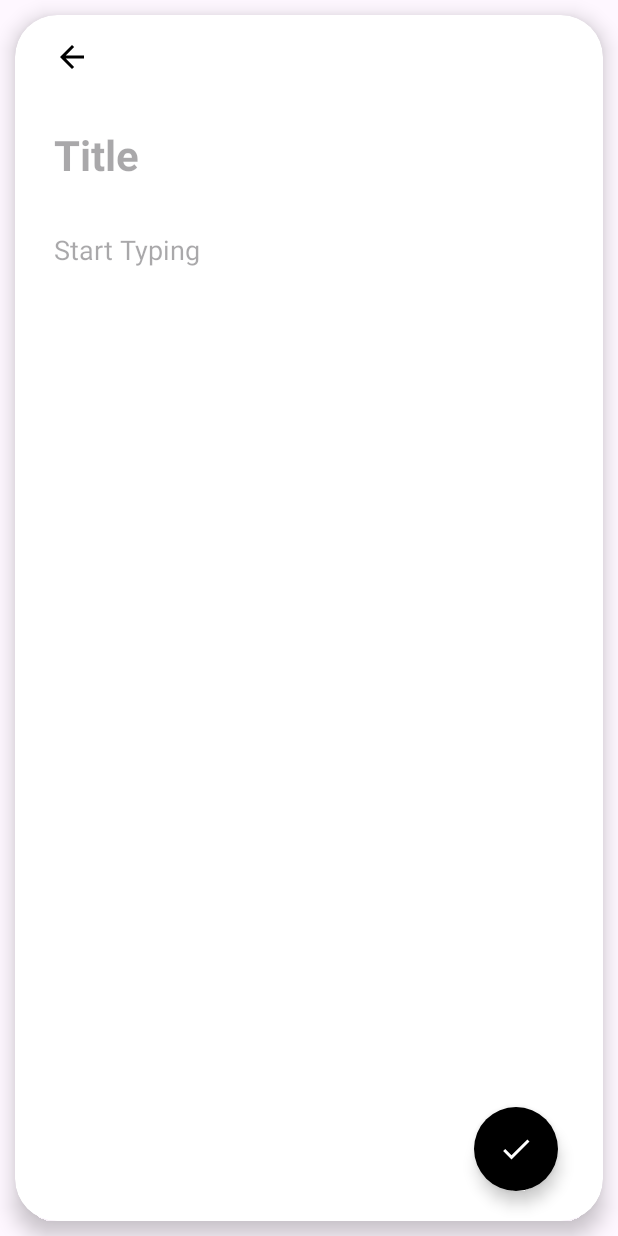
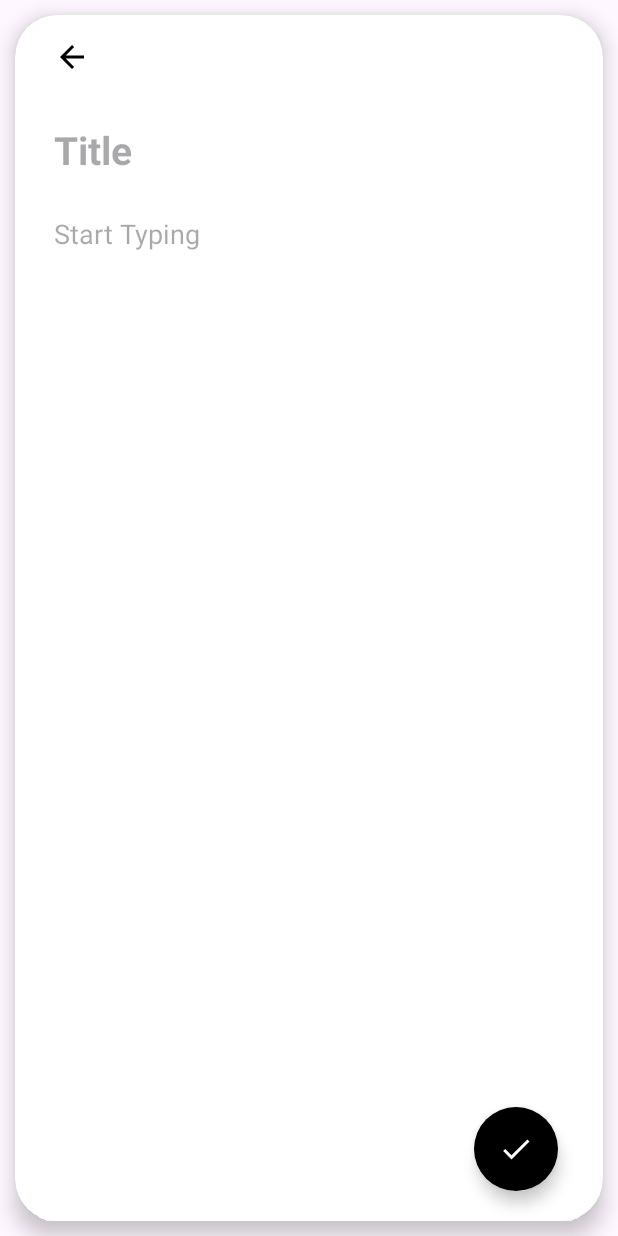
Before and after one commit to ArturFatihov1/NoteList, an Android app: the AddFragment screen opened through its navigation route, on a phone screen of 412 x 824 dp. Run offline under Robolectric (Android 15) with nearby library versions, the phone set to English and light mode, and no system bars; our stand-ins replace Room's generated code.

Commit message:
Refactoring code

```diff
--- a/app/src/main/java/com/example/notelist/database/User.kt
+++ b/app/src/main/java/com/example/notelist/database/User.kt
@@ -10,12 +10,15 @@ import kotlinx.parcelize.Parcelize
 @Parcelize
 @Entity(tableName = ConstantsApp.TABLE_NAME)
 data class User(
+
     @PrimaryKey(autoGenerate = true)
     @ColumnInfo(name = ConstantsApp.USER_ID)
     val userId: Int?,
+
     @ColumnInfo(name = ConstantsApp.USER_TITLE)
     var title: String,
+
     @ColumnInfo(name = ConstantsApp.USER_NOTE)
     var note: String
 
-) : Parcelable
+): Parcelable
--- a/app/src/main/java/com/example/notelist/fragments/EditFragment.kt
+++ b/app/src/main/java/com/example/notelist/fragments/EditFragment.kt
@@ -1,10 +1,10 @@
 package com.example.notelist.fragments
 
 import android.os.Bundle
+import androidx.fragment.app.Fragment
 import android.view.LayoutInflater
 import android.view.View
 import android.view.ViewGroup
-import androidx.fragment.app.Fragment
 import androidx.lifecycle.ViewModelProvider
 import androidx.navigation.fragment.findNavController
 import androidx.navigation.fragment.navArgs
@@ -27,6 +27,7 @@ class EditFragment : Fragment() {
     ): View? {
         // Inflate the layout for this fragment
         binding = FragmentEditBinding.inflate(layoutInflater, container, false)
+
         binding.updateTitle.setText(oldNotes.data.title)
         binding.updateNote.setText(oldNotes.data.note)
 
--- a/app/src/main/java/com/example/notelist/user/UserViewModel.kt
+++ b/app/src/main/java/com/example/notelist/user/UserViewModel.kt
@@ -16,13 +16,13 @@ class UserViewModel(private val dao: UserDAO) : ViewModel() {
         }
     }
 
-    fun delete(user: User) {
+    fun delete(user: User){
         viewModelScope.launch(Dispatchers.IO) {
             dao.delete(user)
         }
     }
 
-    fun update(user: User) {
+    fun update(user: User){
         viewModelScope.launch(Dispatchers.IO) {
             dao.update(user)
         }
--- a/app/src/main/res/layout/fragment_add.xml
+++ b/app/src/main/res/layout/fragment_add.xml
@@ -1,12 +1,12 @@
 <?xml version="1.0" encoding="utf-8"?>
 <androidx.cardview.widget.CardView xmlns:android="http://schemas.android.com/apk/res/android"
-    xmlns:app="http://schemas.android.com/apk/res-auto"
     xmlns:tools="http://schemas.android.com/tools"
     android:layout_width="match_parent"
     android:layout_height="match_parent"
     android:layout_margin="10dp"
     app:cardCornerRadius="28dp"
     app:cardElevation="8dp"
+    xmlns:app="http://schemas.android.com/apk/res-auto"
     tools:context=".fragments.AddFragment">
 
 
@@ -26,16 +26,14 @@
             android:layout_width="0dp"
             android:layout_height="wrap_content"
             android:layout_marginStart="16dp"
-            android:layout_marginTop="12dp"
+            android:layout_marginTop="16dp"
             android:layout_marginEnd="16dp"
             android:background="@null"
             android:ems="10"
-            android:hint="@string/title_hint"
+            android:hint="Title"
             android:inputType="textPersonName"
             android:lineSpacingMultiplier="1.8"
-            android:paddingTop="6dp"
-            android:paddingBottom="6dp"
-            android:textSize="28sp"
+            android:textSize="26sp"
             android:textStyle="bold"
             app:layout_constraintEnd_toEndOf="parent"
             app:layout_constraintHorizontal_bias="1.0"
@@ -52,9 +50,9 @@
             android:background="@null"
             android:ems="10"
             android:gravity="top"
-            android:hint="@string/note_text_hint"
+            android:hint="Start Typing"
+            android:lineSpacingMultiplier="1.8"
             android:inputType="textMultiLine"
-            android:lineSpacingMultiplier="1.8"
             app:layout_constraintBottom_toBottomOf="parent"
             app:layout_constraintEnd_toEndOf="parent"
             app:layout_constraintHorizontal_bias="0.0"
@@ -65,17 +63,16 @@
             android:id="@+id/floatActButtonAddNote"
             android:layout_width="wrap_content"
             android:layout_height="wrap_content"
+            android:backgroundTint="@color/black"
+            android:focusable="true"
+            app:tint="@color/white"
+            app:shapeAppearanceOverlay="@style/fab_corner"
             android:layout_marginEnd="20dp"
             android:layout_marginBottom="20dp"
-            android:backgroundTint="@color/black"
             android:clickable="true"
-            android:focusable="true"
-            android:importantForAccessibility="no"
             android:src="@drawable/baseline_check_24"
             app:layout_constraintBottom_toBottomOf="parent"
-            app:layout_constraintEnd_toEndOf="parent"
-            app:shapeAppearanceOverlay="@style/fab_corner"
-            app:tint="@color/white" />
+            app:layout_constraintEnd_toEndOf="parent" />
 
 
     </androidx.constraintlayout.widget.ConstraintLayout>
--- a/app/src/main/res/layout/toolbar_back.xml
+++ b/app/src/main/res/layout/toolbar_back.xml
@@ -7,7 +7,7 @@
     <androidx.constraintlayout.widget.ConstraintLayout
         android:layout_width="match_parent"
         android:layout_height="match_parent"
-        android:layout_marginEnd="20dp">
+        android:layout_marginRight="20dp">
 
         <ImageView
             android:id="@+id/back_arrow"
--- a/app/src/main/res/layout/toolbar_back_delete.xml
+++ b/app/src/main/res/layout/toolbar_back_delete.xml
@@ -7,7 +7,7 @@
     <androidx.constraintlayout.widget.ConstraintLayout
         android:layout_width="match_parent"
         android:layout_height="match_parent"
-        android:layout_marginEnd="20dp">
+        android:layout_marginRight="20dp">
 
         <ImageView
             android:id="@+id/back_arrow"
--- a/app/src/main/res/values/strings.xml
+++ b/app/src/main/res/values/strings.xml
@@ -1,9 +1,5 @@
 <resources>
     <string name="app_name">NoteList</string>
     <!-- TODO: Remove or change this placeholder text -->
-    <string name="title">Title</string>
-    <string name="note">Note</string>
-    <string name="title_hint">Title</string>
-    <string name="note_text_hint">Start Typing</string>
-    <string name="title_app">NOTE LIST</string>
+    <string name="hello_blank_fragment">Hello blank fragment</string>
 </resources>
--- a/build.gradle.kts
+++ b/build.gradle.kts
@@ -4,6 +4,7 @@ plugins {
     alias(libs.plugins.jetbrains.kotlin.android) apply false
     kotlin("kapt") version "1.9.22"
 }
+
 
 buildscript {
     repositories {
--- a/gradle/libs.versions.toml
+++ b/gradle/libs.versions.toml
@@ -15,7 +15,6 @@ navigationFragmentKtx = "2.7.7"
 navigationUiKtx = "2.7.7"
 roomRuntime = "2.6.1"
 roomKtx = "2.6.1"
-carUiLib = "2.6.0"
 
 [libraries]
 androidx-core-ktx = { group = "androidx.core", name = "core-ktx", version.ref = "coreKtx" }
@@ -34,7 +33,6 @@ kotlinx-coroutines-android = { module = "org.jetbrains.kotlinx:kotlinx-coroutine
 material = { group = "com.google.android.material", name = "material", version.ref = "material" }
 androidx-activity = { group = "androidx.activity", name = "activity", version.ref = "activity" }
 androidx-constraintlayout = { group = "androidx.constraintlayout", name = "constraintlayout", version.ref = "constraintlayout" }
-car-ui-lib = { group = "com.android.car.ui", name = "car-ui-lib", version.ref = "carUiLib" }
 
 [plugins]
 android-application = { id = "com.android.application", version.ref = "agp" }
```
Also changed, not shown: app/build.gradle.kts (+6 -6 lines), app/src/main/java/com/example/notelist/fragments/AddFragment.kt (+9 -1 lines), app/src/main/java/com/example/notelist/fragments/MainFragment.kt (+5 -5 lines), app/src/main/java/com/example/notelist/user/AdapterUser.kt (+9 -14 lines), app/src/main/res/layout/content_item.xml (+11 -10 lines), app/src/main/res/layout/fragment_edit.xml (+5 -8 lines), app/src/main/res/layout/fragment_main.xml (+10 -9 lines), app/src/main/res/layout/toolbar_main.xml (+9 -7 lines).
